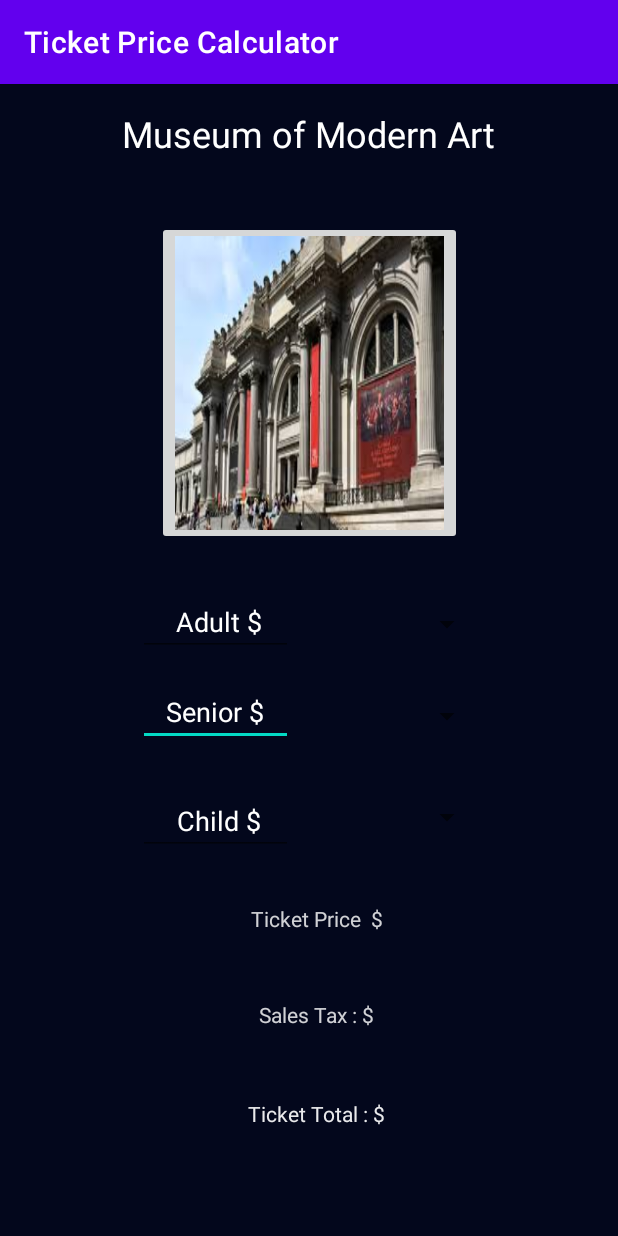
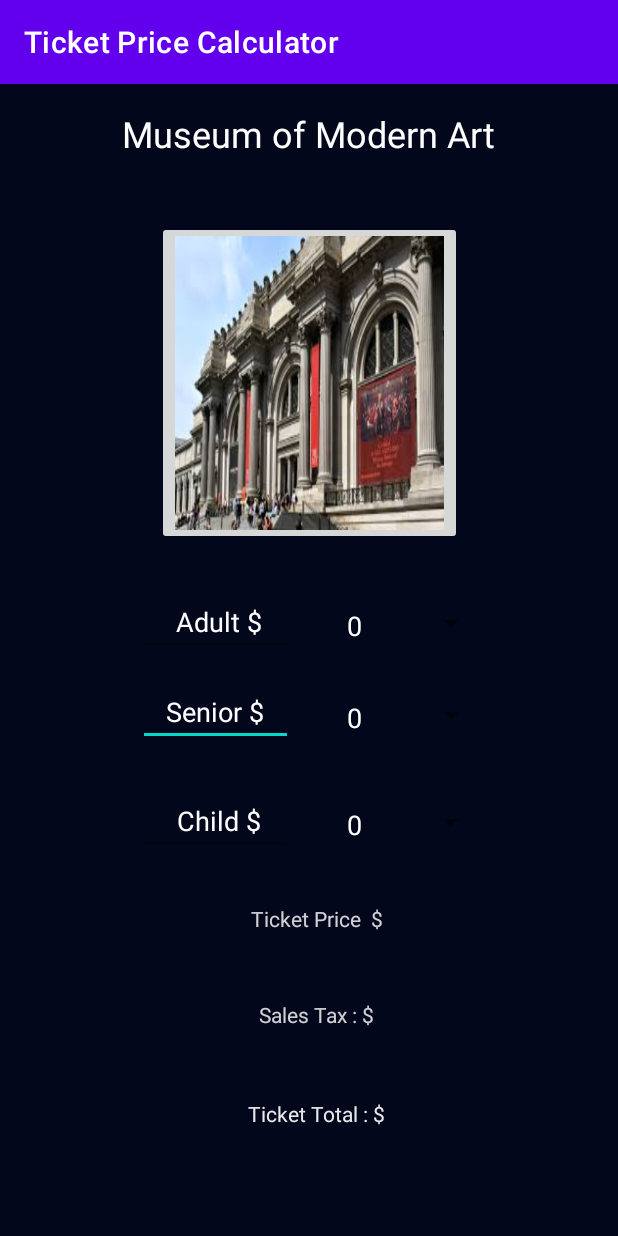
Before and after one commit to shravan1999/MuseumApplication, an Android app: the screen it shows after launch (TicketPriceCalculator), after a tap on "Museum of Modern Art", on a phone screen of 412 x 824 dp. Run offline under Robolectric (Android 15) with nearby library versions, the phone set to English and light mode, and no system bars.

Commit message:
price calculation

```diff
--- a/app/src/main/java/com/example/app/MainActivity.java
+++ b/app/src/main/java/com/example/app/MainActivity.java
@@ -10,11 +10,13 @@
 import android.widget.AdapterView;
 import android.widget.ArrayAdapter;
 import android.widget.ListView;
+import android.widget.Spinner;
 import android.widget.TextView;
 
 
 public class MainActivity extends AppCompatActivity {
     ListView listView;
+
     String [] museumList = {"Museum of Modern Art","Princeton University Art Museum", "Metropolitan Museum of Art", "American Museum of Natural History"};
     @Override
     protected void onCreate(Bundle savedInstanceState) {
@@ -50,5 +52,8 @@
                 startActivity(intent);
             }
         });
+
+
+
     }
 }
--- a/app/src/main/java/com/example/app/TicketPriceCalculator.java
+++ b/app/src/main/java/com/example/app/TicketPriceCalculator.java
@@ -1,19 +1,27 @@
 package com.example.app;
 
 import android.content.Intent;
+import android.graphics.Color;
 import android.net.Uri;
 import android.os.Bundle;
 import android.view.View;
+import android.view.ViewGroup;
+import android.widget.AdapterView;
+import android.widget.ArrayAdapter;
 import android.widget.ImageButton;
+import android.widget.Spinner;
 import android.widget.TextView;
+import android.widget.Toast;
 
 import androidx.appcompat.app.AppCompatActivity;
 
 import java.net.URI;
 
-public class TicketPriceCalculator extends AppCompatActivity {
+public class TicketPriceCalculator extends AppCompatActivity implements AdapterView.OnItemSelectedListener {
     TextView museumTitle;
     ImageButton image;
+    Spinner adult_amount, child_amount, senior_amount;
+
     @Override
     protected void onCreate(Bundle savedInstanceState) {
         super.onCreate(savedInstanceState);
@@ -23,6 +31,22 @@
         String museumTitleTemp = this.getIntent().getStringExtra("clicked");
         this.museumTitle.setText(museumTitleTemp);
         this.createImages(museumTitleTemp);
+        Toast.makeText(this, "Maximum of 5 tickets for each!!", Toast.LENGTH_SHORT).show();
+
+        this.adult_amount = (Spinner) findViewById(R.id.adult_prices);
+        this.child_amount = (Spinner) findViewById(R.id.child_prices);
+        this.senior_amount = (Spinner) findViewById(R.id.senior_prices);
+       String amount [] = {"0", "1", "2", "3", "4", "5"};
+        ArrayAdapter<String> adapter=new ArrayAdapter<String>(
+                this, R.layout.checked_text, amount);
+        adapter.setDropDownViewResource(R.layout.spinner);
+        this.adult_amount.setAdapter(adapter);
+        this.senior_amount.setAdapter(adapter);
+        this.child_amount.setAdapter(adapter);
+
+
+
+
 
     }
 
@@ -79,4 +103,33 @@
                 break;
         }
     }
+
+    @Override
+    public void onItemSelected(AdapterView<?> parent, View view, int position, long id) {
+        Spinner spinner = (Spinner)findViewById(R.id.adult_prices);
+        String text = spinner.getSelectedItem().toString();
+        int adult = Integer.valueOf(text);
+        Spinner spinner2 = (Spinner)findViewById(R.id.child_prices);
+        String text2 = spinner2.getSelectedItem().toString();
+        int child =  Integer.valueOf(text2);
+        Spinner spinner3 = (Spinner)findViewById(R.id.senior_prices);
+        String text3 = spinner3.getSelectedItem().toString();
+        int senior =  Integer.valueOf(text3);
+
+        String temp = this.museumTitle.toString();
+
+        switch(temp){
+
+            case "Museum of Modern Art":
+                TextView ticketPrice = (TextView) findViewById(R.id.ticketPrice);
+                ticketPrice.setText( String.valueOf((adult  + child  + senior) * 25) );
+        }
+
+
+    }
+
+    @Override
+    public void onNothingSelected(AdapterView<?> parent) {
+
+    }
 }
--- a/app/src/main/res/layout/activity_main.xml
+++ b/app/src/main/res/layout/activity_main.xml
@@ -6,6 +6,7 @@
     android:layout_height="match_parent"
     android:background="#03071E"
     tools:context=".MainActivity">
+
 
     <EditText
         android:id="@+id/editTextTextPersonName"
@@ -35,4 +36,5 @@
         tools:listitem="@android:layout/simple_list_item_1" />
 
 
+
 </androidx.constraintlayout.widget.ConstraintLayout>
--- /dev/null
+++ b/app/src/main/res/layout/checked_text.xml
@@ -0,0 +1,9 @@
+<?xml version="1.0" encoding="utf-8"?>
+<CheckedTextView xmlns:android="http://schemas.android.com/apk/res/android"
+    android:layout_width="match_parent"
+    android:layout_height="wrap_content"
+    android:padding="10dp"
+    android:textColor="#FFFFFF"
+    android:textSize="18sp">
+
+</CheckedTextView>
--- a/app/src/main/res/layout/price_calculation.xml
+++ b/app/src/main/res/layout/price_calculation.xml
@@ -129,37 +129,38 @@
 
     <Spinner
         android:id="@+id/adult_prices"
-        android:layout_width="100dp"
-        android:layout_height="39dp"
+        android:layout_width="103dp"
+        android:layout_height="41dp"
         android:layout_marginEnd="64dp"
         app:layout_constraintBottom_toTopOf="@+id/senior_text"
         app:layout_constraintEnd_toEndOf="parent"
+        app:layout_constraintHorizontal_bias="0.53"
         app:layout_constraintStart_toEndOf="@+id/Adult_text"
         app:layout_constraintTop_toBottomOf="@+id/imageButton"
-        app:layout_constraintVertical_bias="0.625" />
+        app:layout_constraintVertical_bias="0.615" />
 
     <Spinner
         android:id="@+id/senior_prices"
-        android:layout_width="100dp"
-        android:layout_height="39dp"
+        android:layout_width="103dp"
+        android:layout_height="41dp"
         android:layout_marginTop="60dp"
         app:layout_constraintBottom_toBottomOf="@+id/senior_text"
         app:layout_constraintEnd_toEndOf="@+id/adult_prices"
-        app:layout_constraintHorizontal_bias="0.0"
+        app:layout_constraintHorizontal_bias="1.0"
         app:layout_constraintStart_toStartOf="@+id/adult_prices"
         app:layout_constraintTop_toTopOf="@+id/adult_prices"
         app:layout_constraintVertical_bias="1.0" />
 
     <Spinner
         android:id="@+id/child_prices"
-        android:layout_width="100dp"
-        android:layout_height="39dp"
+        android:layout_width="103dp"
+        android:layout_height="41dp"
         android:layout_marginTop="28dp"
         app:layout_constraintBottom_toTopOf="@+id/ticketPrice"
         app:layout_constraintEnd_toEndOf="@+id/senior_prices"
         app:layout_constraintHorizontal_bias="1.0"
-        app:layout_constraintStart_toEndOf="@+id/Adult_text"
+        app:layout_constraintStart_toEndOf="@+id/child_text"
         app:layout_constraintTop_toBottomOf="@+id/senior_prices"
-        app:layout_constraintVertical_bias="0.0" />
+        app:layout_constraintVertical_bias="0.06" />
 
 </androidx.constraintlayout.widget.ConstraintLayout>
```
Also changed, not shown: app/src/main/AndroidManifest.xml (+7 -1 lines), app/src/main/res/layout/spinner.xml (added, +9 -0 lines).
